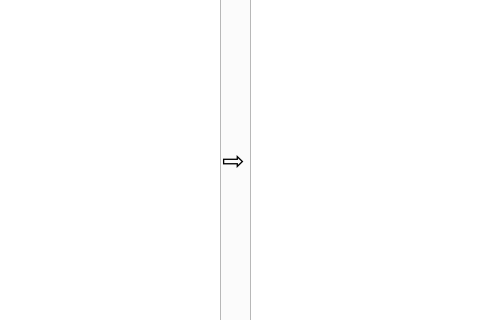
Qt form ui/main.ui (cosine0/anonymize) before a commit; both pictures show x 402 to 882 and y 244 to 564 of the 1266 by 839 pixel window.
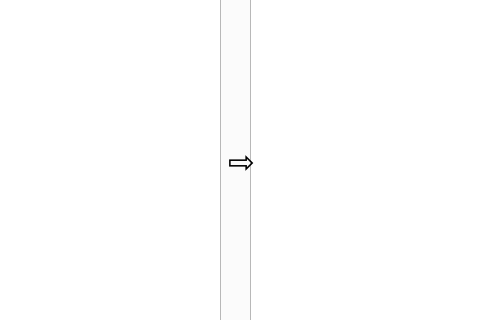
The same form after that commit.

Commit message: 화살표 변경

What changed in the file:
```diff
--- a/ui/main.ui
+++ b/ui/main.ui
@@ -638,7 +638,7 @@
      <widget class="QLabel" name="label_11">
       <property name="geometry">
        <rect>
-        <x>622</x>
+        <x>628</x>
         <y>330</y>
         <width>31</width>
         <height>51</height>
@@ -646,7 +646,8 @@
       </property>
       <property name="font">
        <font>
-        <pointsize>20</pointsize>
+        <family>Agency FB</family>
+        <pointsize>24</pointsize>
        </font>
       </property>
       <property name="text">
```
Left out of the diff: 2 changed lines with no effect on the pictures.
